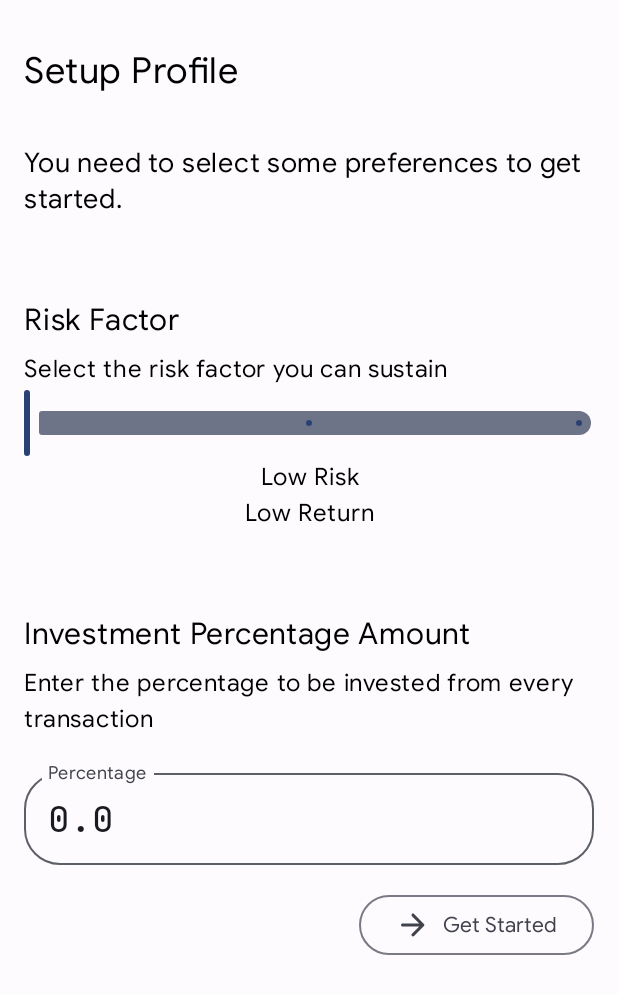
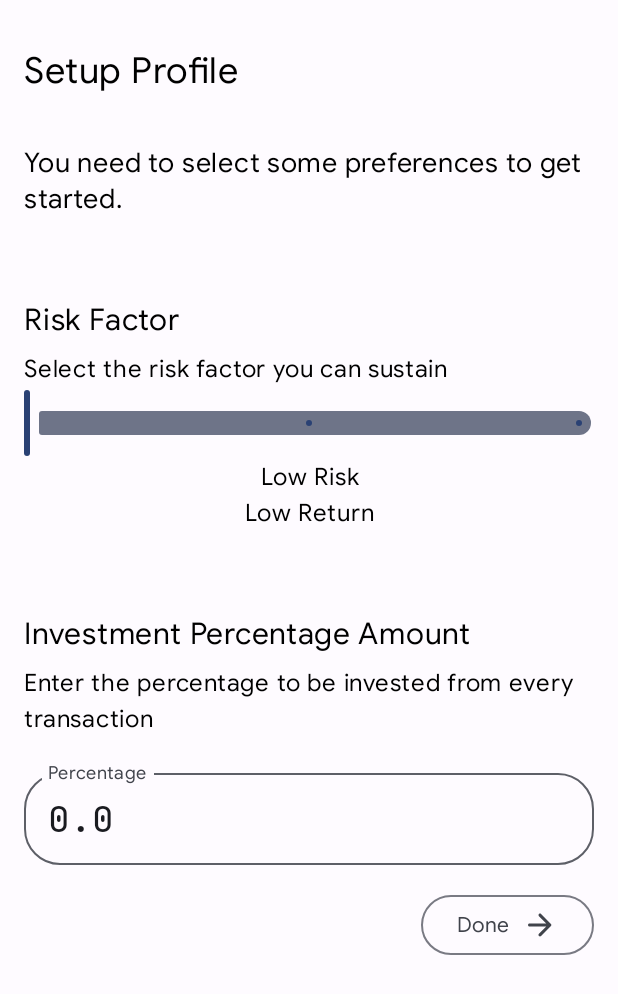
Before and after one commit to yashramani7/Dropay, an Android app built with Jetpack Compose: the SetupPortfolioActivity screen opened directly, with no data from a screen before it, on a phone screen of 412 x 824 dp. Shown: the top 994 px of the screen. Run offline under Robolectric (Android 15) with nearby library versions, the phone set to English and light mode, and no system bars; our stand-ins replace Firebase (no records; nobody signed in at launch, a user with empty details on screens opened directly).

Commit message:
Make portfolio updatable

```diff
--- a/app/src/main/java/com/beesechurgers/gullak/MainActivity.kt
+++ b/app/src/main/java/com/beesechurgers/gullak/MainActivity.kt
@@ -40,6 +40,7 @@ import coil.transform.CircleCropTransformation
 import com.beesechurgers.gullak.ui.screen.HomeScreen
 import com.beesechurgers.gullak.ui.screen.InvestmentScreen
 import com.beesechurgers.gullak.ui.theme.*
+import com.beesechurgers.gullak.utils.DBListeners
 import com.beesechurgers.gullak.utils.Prefs
 import com.beesechurgers.gullak.utils.Prefs.getString
 import com.google.firebase.auth.FirebaseAuth
@@ -53,6 +54,9 @@ class MainActivity : ComponentActivity() {
 
     override fun onCreate(savedInstanceState: Bundle?) {
         super.onCreate(savedInstanceState)
+
+        DBListeners.enableWalletListener()
+
         setContent {
             window.statusBarColor = backgroundColor().toArgb()
             MainScreen()
--- a/app/src/main/java/com/beesechurgers/gullak/SetupPortfolioActivity.kt
+++ b/app/src/main/java/com/beesechurgers/gullak/SetupPortfolioActivity.kt
@@ -34,6 +34,7 @@ import com.beesechurgers.gullak.ui.theme.backgroundColor
 import com.beesechurgers.gullak.ui.theme.googleSansFont
 import com.beesechurgers.gullak.ui.theme.monoFont
 import com.beesechurgers.gullak.utils.DBConst
+import com.beesechurgers.gullak.utils.DBListeners
 import com.google.firebase.auth.FirebaseAuth
 import com.google.firebase.database.FirebaseDatabase
 import kotlinx.coroutines.delay
@@ -106,7 +107,7 @@ class SetupPortfolioActivity : ComponentActivity() {
                                     modifier = Modifier.padding(top = 8.dp)
                                 )
 
-                                var sliderPosition by remember { mutableStateOf(0f) }
+                                var sliderPosition by remember { mutableStateOf(DBListeners.riskFactor.value * 50f) }
                                 Slider(
                                     value = sliderPosition,
                                     onValueChange = { sliderPosition = it },
@@ -139,7 +140,7 @@ class SetupPortfolioActivity : ComponentActivity() {
 
                                 val bringInView = BringIntoViewRequester()
                                 val coroutineScope = rememberCoroutineScope()
-                                var percentage by rememberSaveable { mutableStateOf("0.0") }
+                                var percentage by rememberSaveable { mutableStateOf(DBListeners.percentageInvest.value.toString()) }
                                 OutlinedTextField(
                                     modifier = Modifier
                                         .fillMaxWidth()
@@ -179,8 +180,8 @@ class SetupPortfolioActivity : ComponentActivity() {
                                         .align(Alignment.End)
                                         .padding(top = 16.dp)
                                 ) {
-                                    Icon(Icons.Rounded.ArrowForward, contentDescription = "", modifier = Modifier.padding(end = 8.dp))
-                                    Text(text = "Get Started", fontFamily = googleSansFont)
+                                    Text(text = "Done", fontFamily = googleSansFont)
+                                    Icon(Icons.Rounded.ArrowForward, contentDescription = "", modifier = Modifier.padding(start = 8.dp))
                                 }
                             }
                         }
--- a/app/src/main/java/com/beesechurgers/gullak/ui/screen/HomeScreen.kt
+++ b/app/src/main/java/com/beesechurgers/gullak/ui/screen/HomeScreen.kt
@@ -29,8 +29,6 @@ import com.beesechurgers.gullak.utils.DBListeners.walletBalance
 fun HomeScreen(ctx: Context) {
     val descList = listOf("Pay to\nUPI ID", "Bank Transfer", "Pay contacts")
     val iconList = listOf(R.drawable.ic_upi_transfer, R.drawable.ic_round_account_balance_24, R.drawable.ic_round_account_circle_24)
-
-    DBListeners.enableWalletListener()
 
     GullakTheme(ctx) {
         Surface(
--- a/app/src/main/java/com/beesechurgers/gullak/utils/DBUtils.kt
+++ b/app/src/main/java/com/beesechurgers/gullak/utils/DBUtils.kt
@@ -23,7 +23,10 @@ object DBListeners {
     private var isListenerAssigned = false
     var isWalletSetup = mutableStateOf(false)
     var walletBalance = mutableStateOf(-1.0)
+
     var investmentCount = mutableStateOf(0)
+    var percentageInvest = mutableStateOf(0f)
+    var riskFactor = mutableStateOf(0)
 
     fun enableWalletListener() {
         if (isListenerAssigned) return
@@ -41,7 +44,9 @@ object DBListeners {
                         }
 
                         investmentCount.value =
-                            snapshot.child(DBConst.INVESTMENTS_KEY).child(DBConst.TOTAL_INVEST_KEY).value.toString().toInt()
+                            snapshot.child(DBConst.INVESTMENTS_KEY).child(DBConst.TOTAL_INVEST_KEY).value?.toString()?.toInt() ?: 0
+                        percentageInvest.value = snapshot.child(DBConst.PERCENTAGE_KEY).value?.toString()?.toFloat() ?: 0f
+                        riskFactor.value = snapshot.child(DBConst.RISK_KEY).value?.toString()?.toInt() ?: 0
                     }
 
                     override fun onCancelled(error: DatabaseError) = Unit
```
